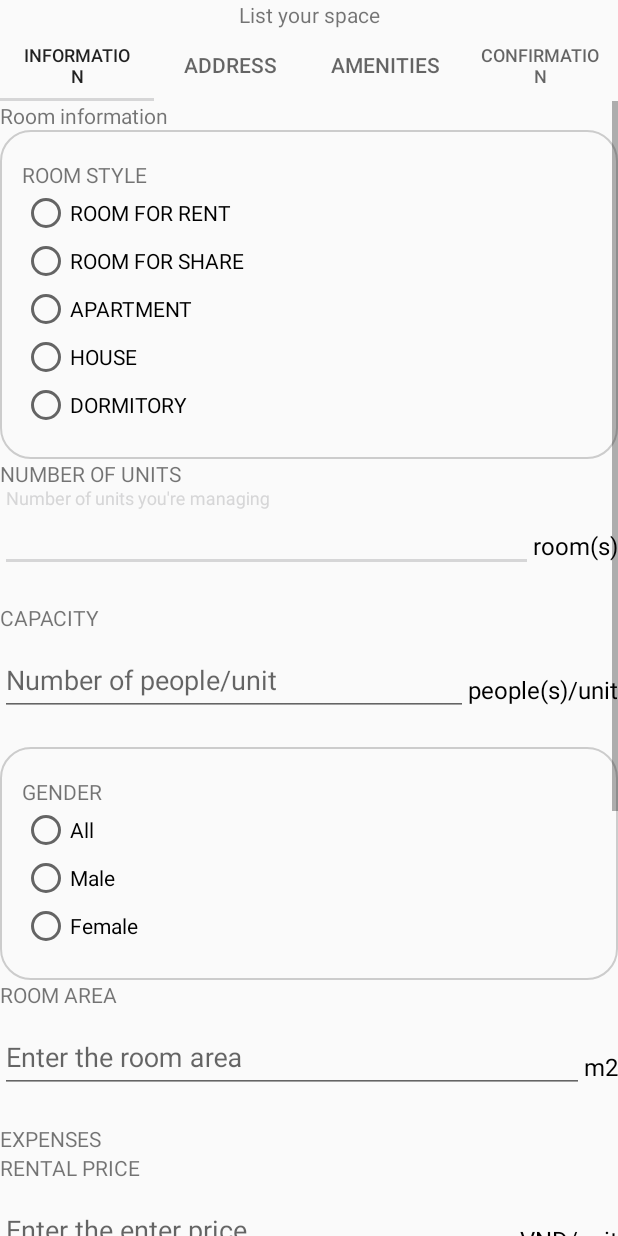
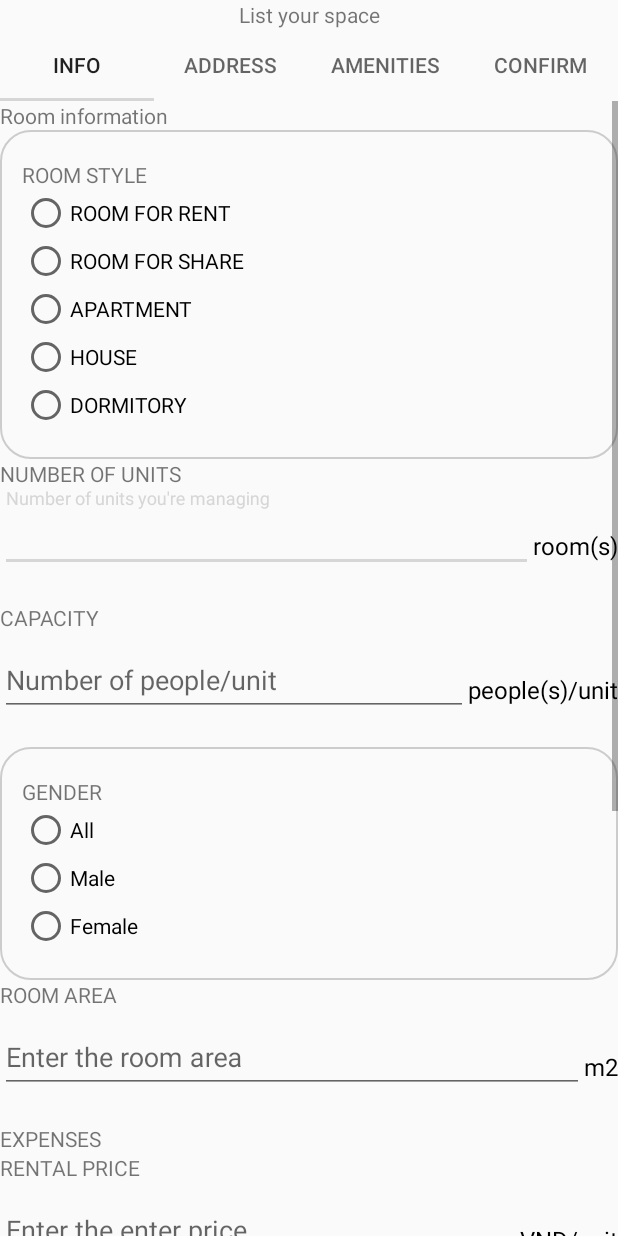
Before and after one commit to BeoBeo98/WannaHouse, an Android app: the FragmentHome screen opened directly, with no data from a screen before it, after a tap on "Your space", on a phone screen of 412 x 824 dp. Run offline under Robolectric (Android 15) with nearby library versions, the phone set to English and light mode, and no system bars; our stand-ins replace CircleImageView, Firebase (no records; nobody signed in at launch, a user with empty details on screens opened directly), Picasso; libraries missing offline, so code that uses them is left out: com.facebook, com.facebook.login, com.firebase.ui; 1 statement that could not run was skipped.

Commit message:
fix giao dien 2

```diff
--- a/app/build.gradle
+++ b/app/build.gradle
@@ -60,5 +60,7 @@ dependencies {
     implementation 'org.florescu.android.rangeseekbar:rangeseekbar-library:0.3.0'
     implementation 'com.crystal:crystalrangeseekbar:1.1.3'
 
+    implementation 'com.google.android.gms:play-services-maps:17.0.0'
+    implementation 'com.google.android.gms:play-services-location:17.0.0'
 }
 apply plugin: 'com.google.gms.google-services'
--- a/app/src/main/java/com/example/wannahouse/Activity/EditHouseActivity.java
+++ b/app/src/main/java/com/example/wannahouse/Activity/EditHouseActivity.java
@@ -72,6 +72,7 @@ public class EditHouseActivity extends HouseDetailsActivity {
     @Override
     public void onBackPressed() {
         super.onBackPressed();
+        finish();
     }
 
     void delete(final House house) {
--- a/app/src/main/java/com/example/wannahouse/Activity/FilterActivity.java
+++ b/app/src/main/java/com/example/wannahouse/Activity/FilterActivity.java
@@ -70,7 +70,7 @@ public class FilterActivity extends AppCompatActivity implements AdapterView.OnI
     TextView tv_maxVND;
 
     Button button_apply;
-    int minVND = 500;
+    int minVND = 0;
     int maxVND = 15000;
 
     ArrayList<House> listHouseFilter = new ArrayList<>();
--- a/app/src/main/java/com/example/wannahouse/Activity/HouseDetailsActivity.java
+++ b/app/src/main/java/com/example/wannahouse/Activity/HouseDetailsActivity.java
@@ -94,6 +94,12 @@ public class HouseDetailsActivity extends AppCompatActivity implements SingleCho
         setVgReport(house);
         setVgPublic(house);
         setVgVerify(house);
+    }
+
+    @Override
+    public void onBackPressed() {
+        super.onBackPressed();
+        finish();
     }
 
     @Override
--- a/app/src/main/java/com/example/wannahouse/Activity/ImageDetailActivity.java
+++ b/app/src/main/java/com/example/wannahouse/Activity/ImageDetailActivity.java
@@ -26,4 +26,10 @@ public class ImageDetailActivity extends AppCompatActivity {
         int current = intent.getIntExtra("PositionImage_", 0);
         viewPager.setCurrentItem(current);
     }
+
+    @Override
+    public void onBackPressed() {
+        super.onBackPressed();
+        finish();
+    }
 }
--- a/app/src/main/java/com/example/wannahouse/Activity/ListYourSpaceActivity.java
+++ b/app/src/main/java/com/example/wannahouse/Activity/ListYourSpaceActivity.java
@@ -65,22 +65,26 @@ public class ListYourSpaceActivity extends AppCompatActivity implements SingleCh
         super.onCreate(savedInstanceState);
         setContentView(R.layout.list_your_space);
 
-        houseNew = new House();
-
         tabLayout = findViewById(R.id.tabLayout_listYourSpace);
         viewPager = findViewById(R.id.viewPager_listYourSpace);
         ViewPagerAdapter adapter = new ViewPagerAdapter(getSupportFragmentManager(), 1000);
 
-        adapter.addFragment(information, "INFORMATION");
+        adapter.addFragment(information, "INFO");
         adapter.addFragment(address, "ADDRESS");
         adapter.addFragment(amenities, "AMENITIES");
-        adapter.addFragment(confirmation, "CONFIRMATION");
+        adapter.addFragment(confirmation, "CONFIRM");
         Log.d("KEYBB", adapter.toString() + "");
         viewPager.setAdapter(adapter);
         viewPager.setOffscreenPageLimit(3);
         tabLayout.setupWithViewPager(viewPager);
 
         foder = FirebaseStorage.getInstance().getReference().child("ImageHouse");
+    }
+
+    @Override
+    public void onBackPressed() {
+        super.onBackPressed();
+        finish();
     }
 
     @Override
--- a/app/src/main/java/com/example/wannahouse/Activity/MainActivity.java
+++ b/app/src/main/java/com/example/wannahouse/Activity/MainActivity.java
@@ -134,6 +134,7 @@ public class MainActivity extends AppCompatActivity {
         houseNew.setName(accountNew.getName());
         houseNew.setAvatar(accountNew.getAvatar());
         Log.d("ABC", user.getUid() + " " + user.getDisplayName() + " " + user.getPhotoUrl());
+        Log.d("ABC", houseNew.getOwner_id());
         final DatabaseReference guestDB = FirebaseDatabase.getInstance().getReference().child("account").child("guest");
         guestDB.addValueEventListener(new ValueEventListener() {
             @Override
--- a/app/src/main/java/com/example/wannahouse/Fragment/FragmentHome.java
+++ b/app/src/main/java/com/example/wannahouse/Fragment/FragmentHome.java
@@ -23,6 +23,7 @@ import com.example.wannahouse.Activity.ExploreActivity;
 import com.example.wannahouse.Activity.FilterActivity;
 import com.example.wannahouse.Activity.HouseDetailsActivity;
 import com.example.wannahouse.Activity.ListYourSpaceActivity;
+import com.example.wannahouse.Activity.LocationActivity;
 import com.example.wannahouse.Adapter.DistrictAdapter;
 import com.example.wannahouse.Adapter.HouseAdapter;
 import com.example.wannahouse.Class_Java.Data;
@@ -40,6 +41,7 @@ public class FragmentHome extends Fragment implements AdapterView.OnItemSelected
 
     ViewGroup viewGroup_listYourSpace;
     ViewGroup viewGroup_nearBy;
+    ViewGroup viewGroup_location;
 
     Button button_explore;
     Button button_filter;
@@ -99,6 +101,15 @@ public class FragmentHome extends Fragment implements AdapterView.OnItemSelected
             @Override
             public void onClick(View v) {
                 Intent intent = new Intent(getActivity(), ListYourSpaceActivity.class);
+                getActivity().startActivity(intent);
+            }
+        });
+
+        viewGroup_location = view.findViewById(R.id.viewGroup_location);
+        viewGroup_location.setOnClickListener(new View.OnClickListener() {
+            @Override
+            public void onClick(View v) {
+                Intent intent = new Intent(getActivity(), LocationActivity.class);
                 getActivity().startActivity(intent);
             }
         });
--- a/app/src/main/java/com/example/wannahouse/Fragment/FragmentNotification.java
+++ b/app/src/main/java/com/example/wannahouse/Fragment/FragmentNotification.java
@@ -93,9 +93,7 @@ public class FragmentNotification extends Fragment {
                 }
                 else {
                     Intent intent = new Intent(getActivity(), HouseDetailsActivity.class);
-                    intent.putExtra("Position_", liveDataNotify_House.getValue().get(position)
-
-                    );
+                    intent.putExtra("Position_", liveDataNotify_House.getValue().get(position));
                     startActivity(intent);
                 }
             }
--- a/app/src/main/java/com/example/wannahouse/Fragment/Fragment_Profile.java
+++ b/app/src/main/java/com/example/wannahouse/Fragment/Fragment_Profile.java
@@ -68,6 +68,11 @@ public class Fragment_Profile extends Fragment {
         txtName.setText(user.getDisplayName());
         txtReport.setText("Total unit Report: " + accountNew.getReport());
 
+        if( user.getUid().equals("odVJNPmzGHXSdjX7jpkxTf2ipfA2") ) {
+            txtApproved.setVisibility(View.GONE);
+            txtReport.setVisibility(View.GONE);
+        }
+
         int totalApproved = 0;
         for(House house : Data.arrayListHouse) {
             if( house.getOwner_id().equals(user.getUid()) && house.isVerify() == true ) {
--- a/app/src/main/res/drawable/border_no_padding.xml
+++ b/app/src/main/res/drawable/border_no_padding.xml
@@ -1,5 +1,6 @@
 <?xml version="1.0" encoding="UTF-8"?>
 <shape xmlns:android="http://schemas.android.com/apk/res/android" android:shape="rectangle">
     <corners android:radius="20dp"/>
+    <padding android:left="2.5dp" android:right="2.5dp" android:top="2.5dp" android:bottom="2.5dp"/>
     <stroke android:width="1dp" android:color="#e6e6e6"/>
 </shape>
--- a/app/src/main/res/layout/activity_filter.xml
+++ b/app/src/main/res/layout/activity_filter.xml
@@ -30,6 +30,7 @@
                     android:layout_width="match_parent"
                     android:layout_height="wrap_content" />
                 <TextView
+                    android:background="@drawable/border_no_padding"
                     android:clickable="true"
                     android:id="@+id/tv_cancelHere"
                     android:textSize="18sp"
@@ -43,6 +44,8 @@
                 android:layout_height="wrap_content" >
 
                 <LinearLayout
+                    android:gravity="center"
+                    android:layout_gravity="center"
                     android:orientation="horizontal"
                     android:layout_width="match_parent"
                     android:layout_height="wrap_content" >
--- a/app/src/main/res/layout/fragment_amenities.xml
+++ b/app/src/main/res/layout/fragment_amenities.xml
@@ -49,12 +49,6 @@
                 android:layout_width="wrap_content"
                 android:layout_height="wrap_content" />
 
-            <Button
-                android:id="@+id/button_test"
-                android:text="test"
-                android:layout_width="wrap_content"
-                android:layout_height="wrap_content" />
-
             <TextView
                 android:layout_width="wrap_content"
                 android:layout_height="wrap_content"
--- a/app/src/main/res/layout/item_house_detail.xml
+++ b/app/src/main/res/layout/item_house_detail.xml
@@ -197,7 +197,7 @@
                 <TextView
                     android:textColor="@color/colorAccent"
                     android:textSize="20sp"
-                    android:text=" VND"
+                    android:text="k VND"
                     android:layout_toRightOf="@+id/rentalPriceDetails"
                     android:layout_width="wrap_content"
                     android:layout_height="wrap_content" />
--- a/app/src/main/res/layout/item_house_layout.xml
+++ b/app/src/main/res/layout/item_house_layout.xml
@@ -3,7 +3,7 @@
     xmlns:app="http://schemas.android.com/apk/res-auto"
     xmlns:tool="http://schemas.android.com/tools"
     android:orientation="vertical"
-    android:layout_width="wrap_content"
+    android:layout_width="match_parent"
     android:layout_height="wrap_content"
     android:paddingTop="7.5dp"
     android:paddingLeft="10dp"
@@ -12,7 +12,7 @@
     <androidx.cardview.widget.CardView
         android:id="@+id/cardView"
         android:orientation="vertical"
-        android:layout_width="wrap_content"
+        android:layout_width="match_parent"
         android:layout_height="wrap_content">
 
         <RelativeLayout
```
Also changed, not shown: app/src/main/AndroidManifest.xml (+11 -0 lines), app/src/main/java/com/example/wannahouse/Adapter/NotificationAdapter.java (+13 -3 lines), app/src/main/java/com/example/wannahouse/Fragment/FragmentConfirmation.java (+14 -1 lines), app/src/main/res/layout/fragment_confirmation.xml (+9 -0 lines), app/src/main/res/layout/item_notification.xml (+7 -0 lines).
